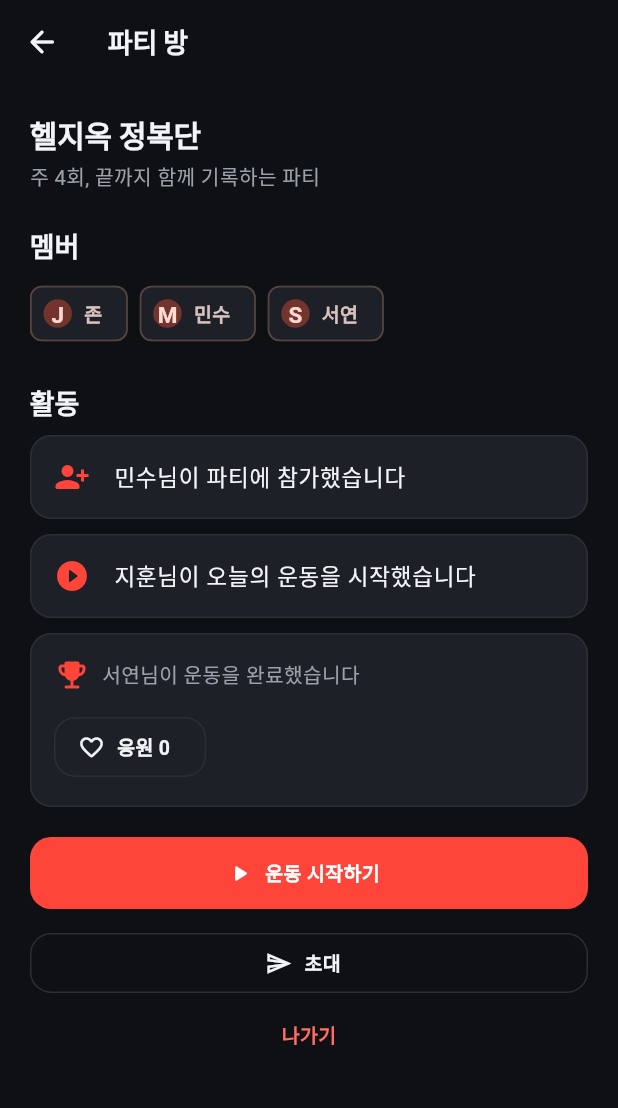
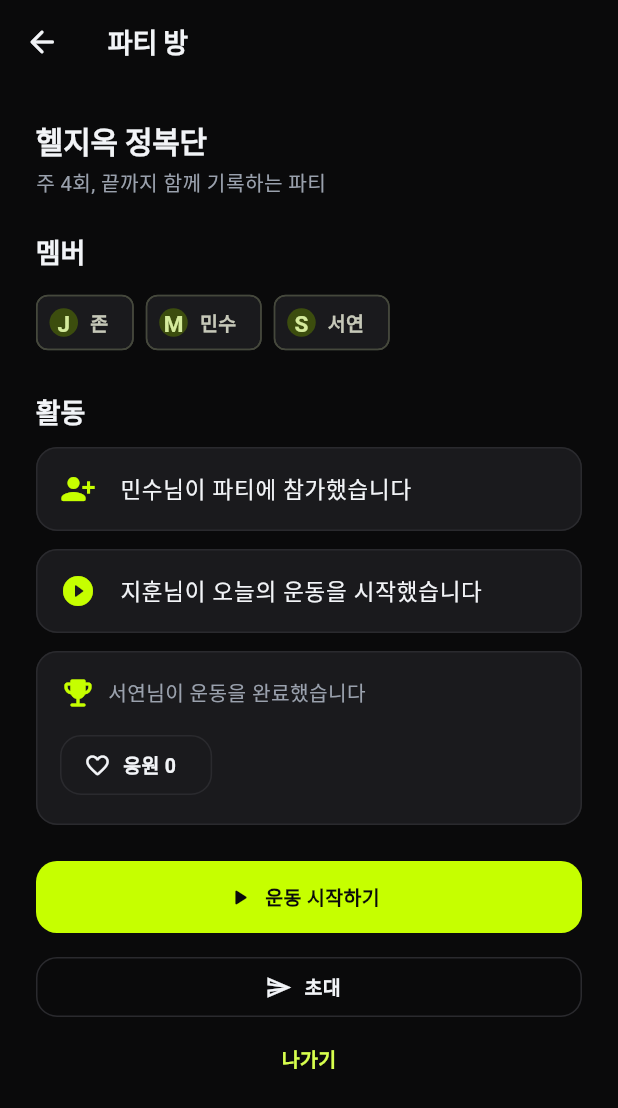
Before and after one commit to john097elon/hell-setlog, a Flutter app: the PartyRoomPage screen opened by its route, on a phone screen of 412 x 824 dp. Shown: the top 1108 px of the screen. Run offline on Flutter 3.47's test engine with Material 3 defaults, Android fonts, the phone set to English and light mode, and no system bars; our stand-ins replace drift, fl_chart, flutter_riverpod, go_router, riverpod_annotation; accounts and stored records are empty; generated files the repository leaves out were written again.

Commit message:
style: 볼트 라임 팔레트 전환 + 전 화면 일관성 패스
색감 전면 교체: 트루블랙(#0A0A0B) + 볼트 라임 액센트(#C6FF00) + 라임 위
검정 전경(onPrimary/버튼). 레드→라임. stats/party/settings/monster를
디자인 토큰·숫자포맷·AppLoading/EmptyState로 정렬(하드코딩 색 제거). 버전 +2.
analyze 0, test 61 passed.

Co-Authored-By: Claude Opus 4.8 <noreply@anthropic.com>
Claude-Session: https://claude.ai/code/session_01PYwbMK2oF2GpiQqh5WyNzh
Co-authored-by: multica-agent <github@multica.ai>

```diff
--- a/lib/core/theme/app_theme.dart
+++ b/lib/core/theme/app_theme.dart
@@ -4,20 +4,20 @@ import 'package:flutter/material.dart';
 ///
 /// 중립색은 순수 회색 대신 브랜드(레드) 쪽으로 아주 살짝 치우쳐 "선택된" 느낌을 준다.
 abstract final class AppColors {
-  // ── Primitive: 중립(쿨 뉴트럴 차콜, 프리미엄) ──
-  static const _n0 = Color(0xFF0F1013); // 가장 어두운 배경
-  static const _n1 = Color(0xFF17191F); // 살짝 올라온 표면
-  static const _n2 = Color(0xFF1D2027); // 카드
-  static const _n3 = Color(0xFF2A2E37); // 경계/구분선
-  static const _n4 = Color(0xFF3A404B); // 강한 경계
+  // ── Primitive: 트루블랙 계열 중립(볼트 라임 대비 극대화) ──
+  static const _n0 = Color(0xFF0A0A0B); // 가장 어두운 배경(트루블랙)
+  static const _n1 = Color(0xFF141416); // 살짝 올라온 표면
+  static const _n2 = Color(0xFF1A1A1D); // 카드
+  static const _n3 = Color(0xFF2A2A2E); // 경계/구분선
+  static const _n4 = Color(0xFF3A3A40); // 강한 경계
 
-  // ── Primitive: 브랜드 레드 램프(크리스프) ──
-  static const _red = Color(0xFFFF453A);
-  static const _redBright = Color(0xFFFF6D64);
-  static const _redDim = Color(0xFFE0362C);
+  // ── Primitive: 볼트 라임 액센트 램프 ──
+  static const _lime = Color(0xFFC6FF00);
+  static const _limeBright = Color(0xFFD7FF4D);
+  static const _limeDim = Color(0xFFA6D900);
 
   // ── Primitive: 시맨틱 상태색(액센트와 분리) ──
-  static const _green = Color(0xFF30D158); // 성공/PR/증가
+  static const _green = Color(0xFF34D399); // 성공/PR/증가(라임과 구분되는 틸)
   static const _amber = Color(0xFFFFB340); // 경고/주의
 
   // ── Semantic (화면에서 이 이름들을 쓴다) ──
@@ -36,14 +36,17 @@ abstract final class AppColors {
   /// 강조 경계선.
   static const borderStrong = _n4;
 
-  /// 주요 브랜드 색.
-  static const brand = _red;
+  /// 주요 브랜드/액센트 색(볼트 라임).
+  static const brand = _lime;
 
   /// 밝은 브랜드(호버/보조 강조).
-  static const brandLight = _redBright;
+  static const brandLight = _limeBright;
 
   /// 눌린/진한 브랜드.
-  static const brandDim = _redDim;
+  static const brandDim = _limeDim;
+
+  /// 액센트 위에 얹는 전경색(라임은 밝아서 검정 텍스트).
+  static const onBrand = Color(0xFF0A0A0B);
 
   /// 본문 주 텍스트.
   static const text = Color(0xFFF2F4F7);
@@ -146,7 +149,7 @@ ThemeData buildAppTheme() {
         surface: AppColors.surface,
         onSurface: AppColors.text,
         primary: AppColors.brand,
-        onPrimary: Colors.white,
+        onPrimary: AppColors.onBrand,
         outline: AppColors.border,
         secondary: AppColors.brandLight,
       );
@@ -195,7 +198,7 @@ ThemeData buildAppTheme() {
     filledButtonTheme: FilledButtonThemeData(
       style: FilledButton.styleFrom(
         backgroundColor: AppColors.brand,
-        foregroundColor: Colors.white,
+        foregroundColor: AppColors.onBrand,
         disabledBackgroundColor: AppColors.border,
         minimumSize: const Size.fromHeight(48),
         textStyle: textTheme.labelLarge,
--- a/lib/features/party/presentation/party_room_page.dart
+++ b/lib/features/party/presentation/party_room_page.dart
@@ -1,6 +1,7 @@
 import 'package:flutter/material.dart';
 import 'package:go_router/go_router.dart';
 import 'package:heal_setlog/core/extensions/build_context_x.dart';
+import 'package:heal_setlog/core/theme/app_theme.dart';
 
 /// 멤버와 활동 피드를 보여주는 파티 방 목업 화면이다.
 class PartyRoomPage extends StatefulWidget {
@@ -27,19 +28,19 @@ class _PartyRoomPageState extends State<PartyRoomPage> {
         ),
       ),
       body: ListView(
-        padding: const EdgeInsets.all(20),
+        padding: const EdgeInsets.all(AppSpacing.xl),
         children: <Widget>[
           Text(
             copy.samplePartyName,
             style: Theme.of(context).textTheme.headlineSmall,
           ),
-          const SizedBox(height: 4),
+          const SizedBox(height: AppSpacing.xs),
           Text(copy.samplePartyDescription),
-          const SizedBox(height: 24),
+          const SizedBox(height: AppSpacing.xl),
           Text(copy.members, style: Theme.of(context).textTheme.titleLarge),
-          const SizedBox(height: 10),
+          const SizedBox(height: AppSpacing.md),
           Wrap(
-            spacing: 8,
+            spacing: AppSpacing.sm,
             children: <Widget>[
               Chip(
                 avatar: const CircleAvatar(child: Text('J')),
@@ -55,36 +56,36 @@ class _PartyRoomPageState extends State<PartyRoomPage> {
               ),
             ],
           ),
-          const SizedBox(height: 24),
+          const SizedBox(height: AppSpacing.xl),
           Text(copy.activity, style: Theme.of(context).textTheme.titleLarge),
-          const SizedBox(height: 10),
+          const SizedBox(height: AppSpacing.md),
           _FeedCard(
             icon: Icons.person_add_alt_1_rounded,
             message: copy.feedMemberJoined,
           ),
-          const SizedBox(height: 10),
+          const SizedBox(height: AppSpacing.md),
           _FeedCard(
             icon: Icons.play_circle_fill_rounded,
             message: copy.feedWorkoutStarted,
           ),
-          const SizedBox(height: 10),
+          const SizedBox(height: AppSpacing.md),
           Card(
             child: Padding(
-              padding: const EdgeInsets.all(16),
+              padding: const EdgeInsets.all(AppSpacing.lg),
               child: Column(
                 crossAxisAlignment: CrossAxisAlignment.start,
                 children: <Widget>[
                   Row(
                     children: <Widget>[
-                      Icon(
+                      const Icon(
                         Icons.emoji_events_rounded,
-                        color: Theme.of(context).colorScheme.primary,
+                        color: AppColors.brand,
                       ),
-                      const SizedBox(width: 8),
+                      const SizedBox(width: AppSpacing.sm),
                       Expanded(child: Text(copy.feedWorkoutDone)),
                     ],
                   ),
-                  const SizedBox(height: 12),
+                  const SizedBox(height: AppSpacing.md),
                   OutlinedButton.icon(
                     onPressed: () => setState(() => _reactions += 1),
                     icon: const Icon(Icons.favorite_border_rounded),
@@ -94,13 +95,13 @@ class _PartyRoomPageState extends State<PartyRoomPage> {
               ),
             ),
           ),
-          const SizedBox(height: 20),
+          const SizedBox(height: AppSpacing.xl),
           FilledButton.icon(
             onPressed: () => context.go('/workout'),
             icon: const Icon(Icons.play_arrow_rounded),
             label: Text(copy.startWorkout),
           ),
-          const SizedBox(height: 12),
+          const SizedBox(height: AppSpacing.md),
           OutlinedButton.icon(
             onPressed: () => ScaffoldMessenger.of(
               context,
@@ -128,7 +129,7 @@ class _FeedCard extends StatelessWidget {
   Widget build(BuildContext context) {
     return Card(
       child: ListTile(
-        leading: Icon(icon, color: Theme.of(context).colorScheme.primary),
+        leading: Icon(icon, color: AppColors.brand),
         title: Text(message),
       ),
     );
--- a/pubspec.yaml
+++ b/pubspec.yaml
@@ -1,7 +1,7 @@
 name: heal_setlog
 description: 헬스 기록 습관을 만드는 오프라인 퍼스트 운동 로그 앱.
 publish_to: none
-version: 0.1.0+1
+version: 0.1.0+2
 
 environment:
   sdk: ^3.12.2
```
Also changed, not shown: lib/features/character/presentation/monster_page.dart (+19 -12 lines), lib/features/character/presentation/profile_page.dart (+20 -19 lines), lib/features/character/presentation/widgets/monster_stat_grid.dart (+14 -7 lines), lib/features/party/presentation/party_list_page.dart (+24 -26 lines), lib/features/party/presentation/widgets/explore_panel.dart (+23 -11 lines), lib/features/party/presentation/widgets/my_party_panel.dart (+18 -15 lines), lib/features/party/presentation/widgets/party_chat_panel.dart (+13 -8 lines), lib/features/settings/presentation/settings_page.dart (+11 -10 lines), lib/features/settings/presentation/widgets/setting_section.dart (+6 -2 lines), lib/features/stats/presentation/stats_page.dart (+23 -36 lines), lib/features/stats/presentation/widgets/body_part_split.dart (+11 -9 lines), lib/features/stats/presentation/widgets/summary_row.dart (+8 -8 lines), lib/features/stats/presentation/widgets/weekly_volume_chart.dart (+4 -5 lines), 2 other files.
